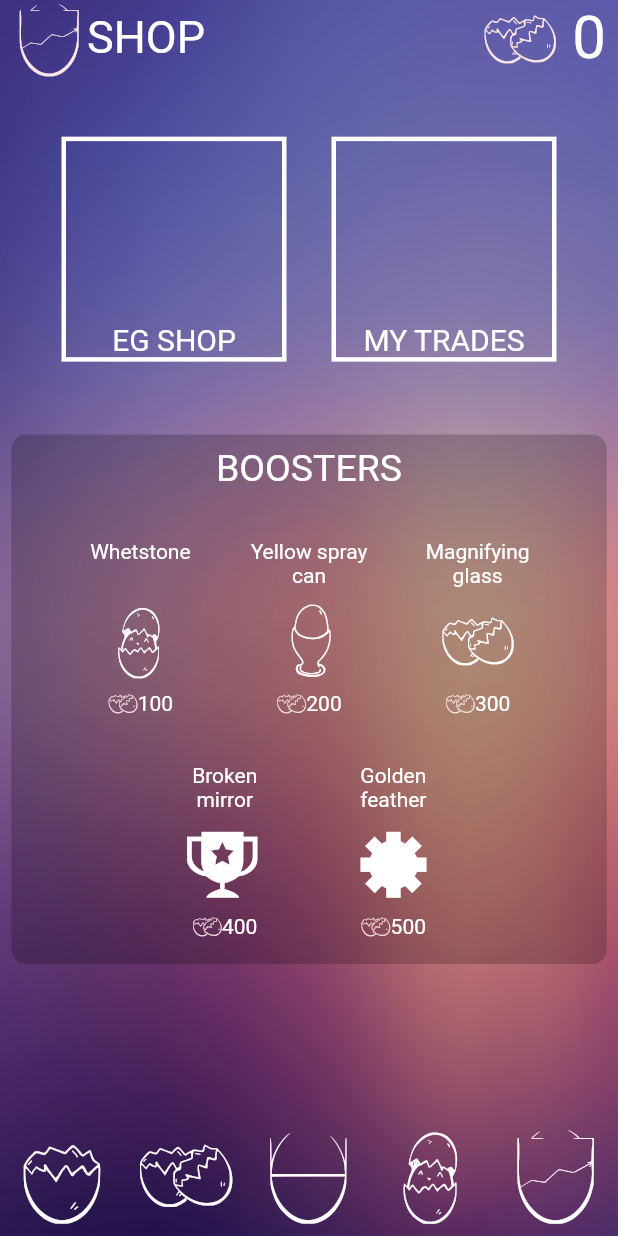
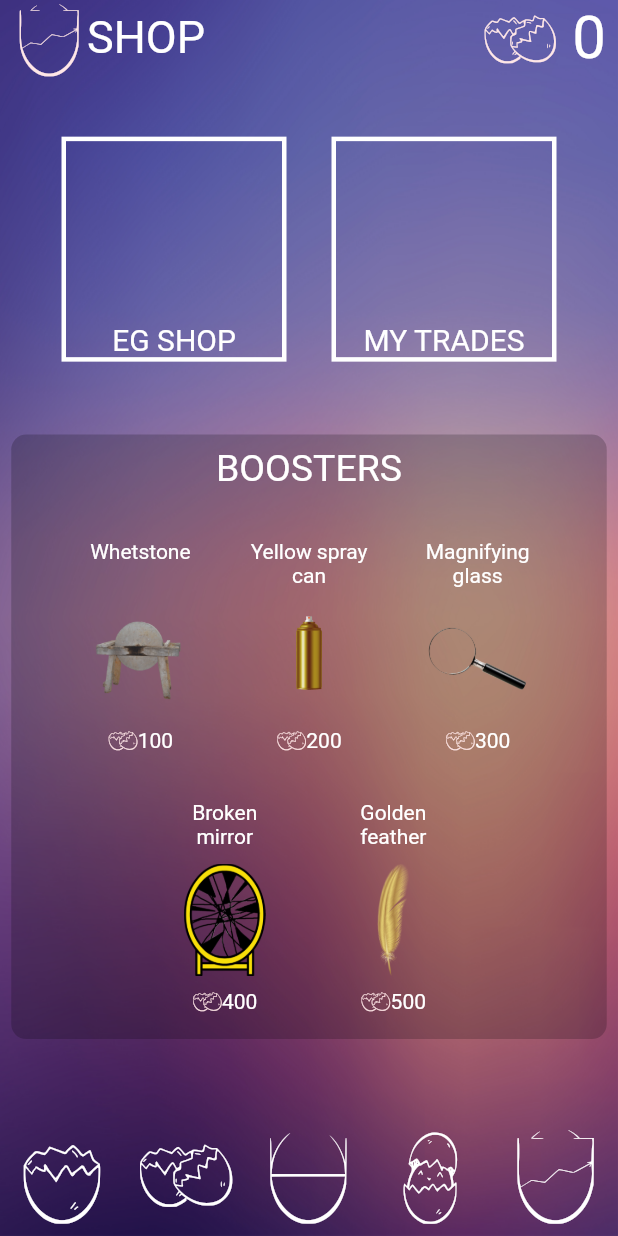
Before and after one commit to Mk-XIII/GIB-EG, a Flutter app: the screen it shows after launch, swiped to page 5, on a phone screen of 412 x 824 dp. Run offline on Flutter 3.47's test engine with Material 2 defaults, Android fonts, the phone set to English and light mode, and no system bars; missing offline and left inert: image_pixels.

Commit message:
replace booster sprite to real images

```diff
--- /dev/null
+++ b/assets/static_data/boosters/boosters.json
@@ -0,0 +1,10 @@
+{
+    "boosters":[
+       {
+          "name":"Whetstone",
+          "description":"+% to get a better quality item",
+          "price":100,
+          "sprite":"assets/boosters/whetstone.png"
+       }
+    ]
+ }
--- a/lib/models/booster.dart
+++ b/lib/models/booster.dart
@@ -1,3 +1,5 @@
+import 'dart:convert';
+
 import 'package:GIB_EG/presentation/eg_cons_icons.dart';
 import 'package:flutter/widgets.dart';
 
@@ -5,21 +7,24 @@ class Booster {
   String name;
   String description;
   int price;
-  IconData icon;
   String sprite;
 
-  Booster(String name, String description, int price, IconData icon) {
-    this.name = name;
-    this.description = description;
-    this.price = price;
-    this.icon = icon;
-  }
+  Booster(this.name, this.description, this.price, this.sprite);
+
+  Booster.fromJson(Map<String, dynamic> json)
+      : name = json['name'],
+        description = json['description'],
+        price = json['price'],
+        sprite = json['sprite'];
 }
 
 final List<Booster> boosters = [
-  Booster("Whetstone", "+% to get a better quality item", 100, EgCons.profile),
-  Booster("Yellow spray can", "+% to sold item value", 200, EgCons.achievement),
-  Booster("Magnifying glass", "+% to get a better item", 300, EgCons.currency),
-  Booster("Broken mirror", "+% to get two items instead of one", 400, EgCons.champion_cup),
-  Booster("Golden feather", "Clicking eg generates gold", 500, EgCons.settings),
+
+
+  Booster("Whetstone", "+% to get a better quality item", 100, "assets/boosters/whetstone.png"),
+  Booster("Yellow spray can", "+% to sold item value", 200, "assets/boosters/spray_booster.png"),
+  Booster("Magnifying glass", "+% to get a better item", 300, "assets/boosters/magnifying_glass.png"),
+  Booster("Broken mirror", "+% to get two items instead of one", 400,
+      "assets/boosters/mirror_booster.png"),
+  Booster("Golden feather", "Clicking eg generates gold", 500, "assets/boosters/feather.png"),
 ];
--- a/lib/screens/shop_screen/components/shop_item.dart
+++ b/lib/screens/shop_screen/components/shop_item.dart
@@ -40,7 +40,7 @@ class ShopItem extends StatelessWidget {
               ),
             ),
             SizedBox(height: 7),
-            Icon(this.booster.icon, size: 50, color: Colors.white),
+            Image.asset(this.booster.sprite, width: 75, height: 75,),
             SizedBox(height: 7),
             Row(
               mainAxisAlignment: MainAxisAlignment.center,
--- a/pubspec.yaml
+++ b/pubspec.yaml
@@ -58,6 +58,7 @@ flutter:
     - assets/numbers/
     - assets/items/
     - assets/boosters/
+    - assets/static_data/boosters/
 
   # An image asset can refer to one or more resolution-specific "variants", see
   # https://flutter.dev/assets-and-images/#resolution-aware.
```
Also changed, not shown: assets/boosters/feather.png (renamed from assets/boosters/toppng.com-golden-feather-png-175x600_booster.png), assets/boosters/magnifying_glass.png (renamed from assets/boosters/Magnifying-Glass-Transparent_booster.png), assets/boosters/whetstone.png (renamed from assets/boosters/old_sharpening_stone_wheel_png___by_aledjonesdigitalart_d6fiuv6_booster.png).
